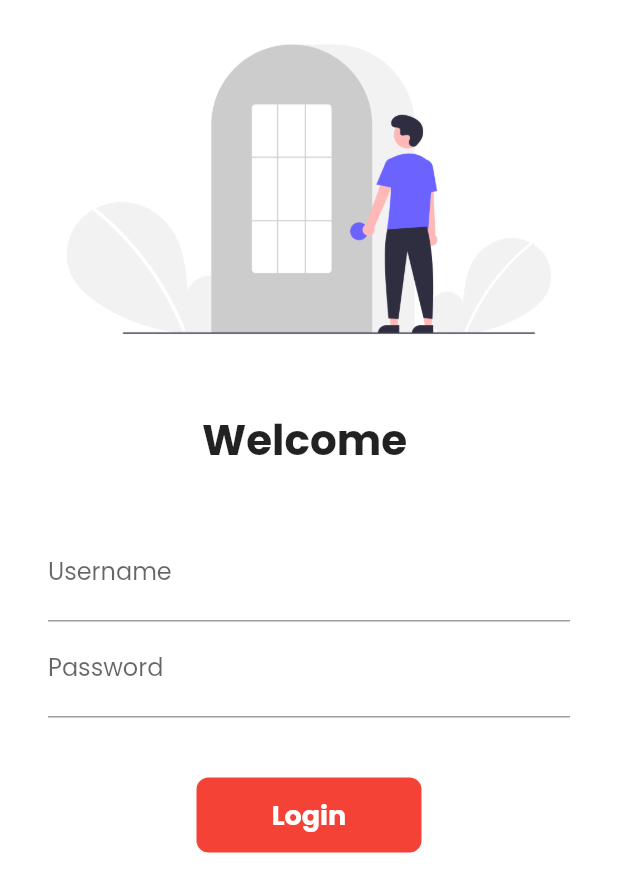
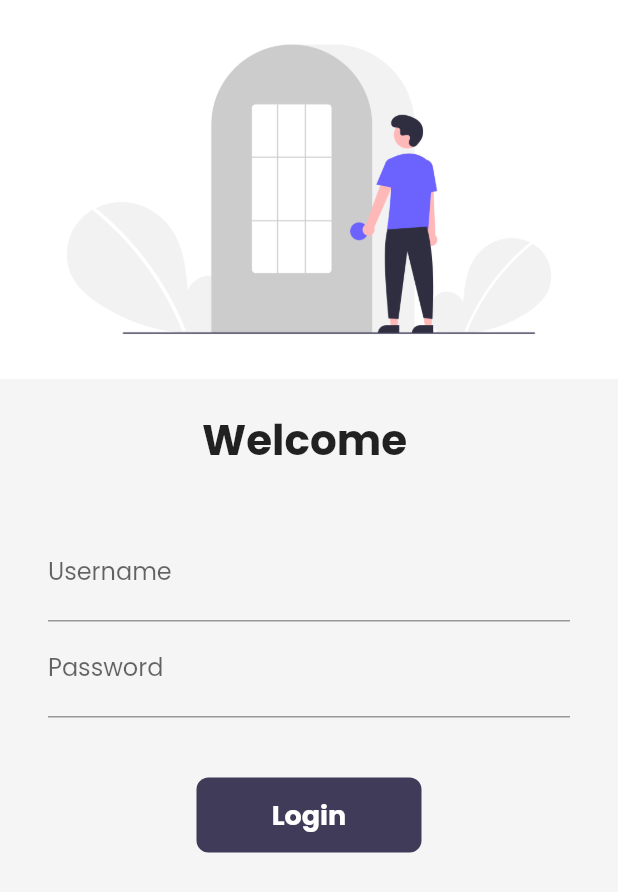
Before and after one commit to SamarthSeth/30daysofFlutter, a Flutter app: the LoginPage screen opened by its route, on a phone screen of 412 x 824 dp. Shown: the top 892 px of the screen. Run offline on Flutter 3.47's test engine with Material 2 defaults, Android fonts, the phone set to English and light mode, and no system bars; our stand-ins replace google_fonts, velocity_x; network calls fail.

Commit message:
Day 17 Completed

```diff
--- a/lib/Pages/loginpage.dart
+++ b/lib/Pages/loginpage.dart
@@ -1,5 +1,6 @@
 import 'package:flutter/material.dart';
 import 'package:myapp/utils/routes.dart';
+import 'package:velocity_x/velocity_x.dart';
 
 class LoginPage extends StatefulWidget {
   const LoginPage({Key? key}) : super(key: key);
@@ -30,7 +31,7 @@ class _LoginPageState extends State<LoginPage> {
   @override
   Widget build(BuildContext context) {
     return Material(
-        color: Colors.white,
+        color: context.canvasColor,
         child: SingleChildScrollView(
           child: Form(
             key: _formKey,
@@ -95,7 +96,7 @@ class _LoginPageState extends State<LoginPage> {
                         height: 40.0,
                       ),
                       Material(
-                        color: Colors.red,
+                        color: context.primaryColor,
                         borderRadius:
                             BorderRadius.circular(changeButton ? 50 : 8),
                         child: InkWell(
--- a/lib/main.dart
+++ b/lib/main.dart
@@ -16,7 +16,7 @@ class MyApp extends StatelessWidget {
   @override
   Widget build(BuildContext context) {
     return MaterialApp(
-      themeMode: ThemeMode.light,
+      themeMode: ThemeMode.system,
       theme: MyTheme.lightTheme(context),
       darkTheme: MyTheme.darkTheme(context),
       debugShowCheckedModeBanner: false,
--- a/lib/utils/themes.dart
+++ b/lib/utils/themes.dart
@@ -1,10 +1,19 @@
 import 'package:flutter/material.dart';
 import 'package:google_fonts/google_fonts.dart';
+// ignore: import_of_legacy_library_into_null_safe
+import 'package:velocity_x/velocity_x.dart';
 
 class MyTheme {
+  // static Color buttonColor = darkBluishColor;
+
   static ThemeData lightTheme(BuildContext context) => ThemeData(
       primarySwatch: Colors.red,
       fontFamily: GoogleFonts.poppins().fontFamily,
+      cardColor: Colors.white,
+      canvasColor: creamColor,
+      primaryColor: darkBluishColor,
+
+      // buttonColor = darkBluishColor;
       appBarTheme: AppBarTheme(
         color: Colors.white,
         iconTheme: const IconThemeData(color: Colors.black),
@@ -14,11 +23,24 @@ class MyTheme {
       ));
 
   static ThemeData darkTheme(BuildContext context) => ThemeData(
-        brightness: Brightness.dark,
-      );
+      brightness: Brightness.dark,
+      fontFamily: GoogleFonts.poppins().fontFamily,
+      cardColor: Colors.black,
+      canvasColor: darkCreamColor,
+      primaryColor: lightBluishColor,
+
+      //  buttonColor = lightBluishColor;
+      appBarTheme: AppBarTheme(
+        color: Colors.white,
+        iconTheme: const IconThemeData(color: Colors.white),
+        elevation: 0.0,
+        toolbarTextStyle: Theme.of(context).textTheme.bodyText2,
+        titleTextStyle: Theme.of(context).textTheme.headline6,
+      ));
 
   //colors
   static Color creamColor = const Color(0xfff5f5f5);
+  static Color darkCreamColor = Vx.gray900;
   static Color darkBluishColor = const Color(0xff403b58);
-
+  static Color lightBluishColor = Vx.indigo500;
 }
--- a/lib/widgets/home_widgets/catalog_header.dart
+++ b/lib/widgets/home_widgets/catalog_header.dart
@@ -12,7 +12,7 @@ class CatalogHeader extends StatelessWidget {
     return Column(
       crossAxisAlignment: CrossAxisAlignment.start,
       children: [
-        "Catalog App".text.xl5.bold.color(MyTheme.darkBluishColor).make(),
+        "Catalog App".text.xl5.bold.color(context.primaryColor).make(),
         "Trending products".text.xl2.make(),
       ],
     );
--- a/lib/widgets/home_widgets/catalog_image.dart
+++ b/lib/widgets/home_widgets/catalog_image.dart
@@ -15,6 +15,6 @@ class CatalogImage extends StatelessWidget {
   Widget build(BuildContext context) {
     return Image.network(
       image,
-    ).box.rounded.p8.color(MyTheme.creamColor).make().p16().w40(context);
+    ).box.rounded.p8.color(context.canvasColor).make().p16().w40(context);
   }
 }
```
Also changed, not shown: lib/Pages/home_detail_page.dart (+6 -6 lines), lib/Pages/homepage.dart (+6 -3 lines), lib/widgets/home_widgets/catalog_list.dart (+4 -4 lines).
